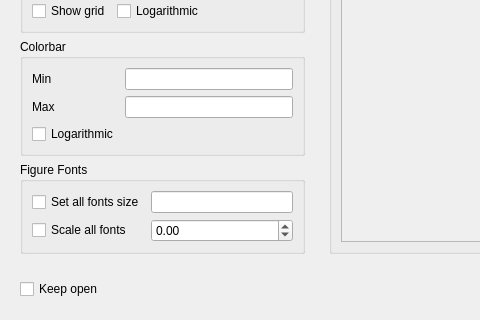
mantidproject/mslice, file src/mslice/plotting/plot_window/plot_options.ui: the form before one commit; both pictures show x 0 to 480 and y 352 to 672 of the 710 by 672 pixel window.
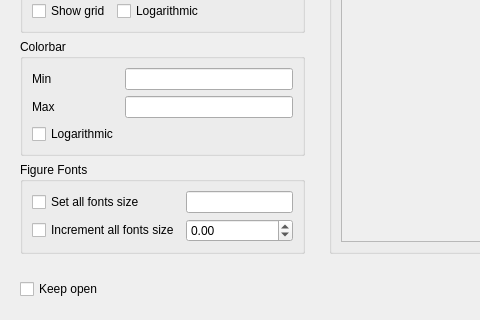
The form after the commit.

Commit message:
Changed naming from 'scale' to 'increment'
Changed GUI description + all variable names with new nomenclature

Diff of the .ui file:
```diff
--- a/src/mslice/plotting/plot_window/plot_options.ui
+++ b/src/mslice/plotting/plot_window/plot_options.ui
@@ -257,7 +257,7 @@
          <item row="1" column="0">
           <widget class="QCheckBox" name="chkSclAllFntSz">
            <property name="text">
-            <string>Scale all fonts</string>
+            <string>Increment all fonts size</string>
            </property>
           </widget>
          </item>
```
Left out of the diff: 4 changed lines with no effect on the pictures. The commit also changes 4 other files.
